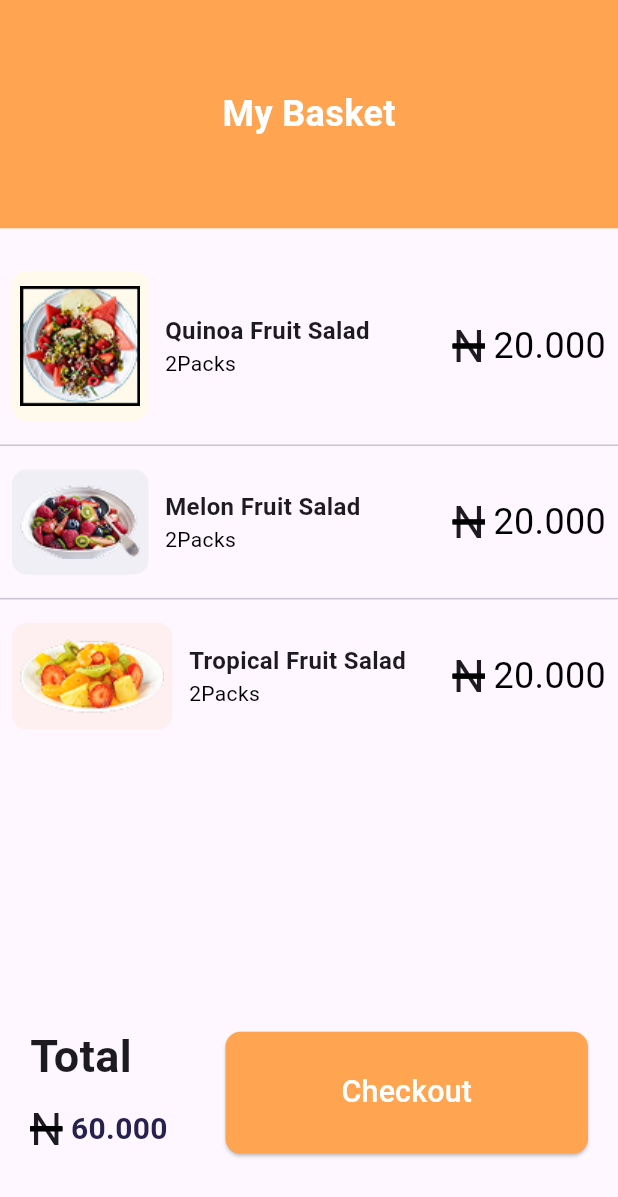
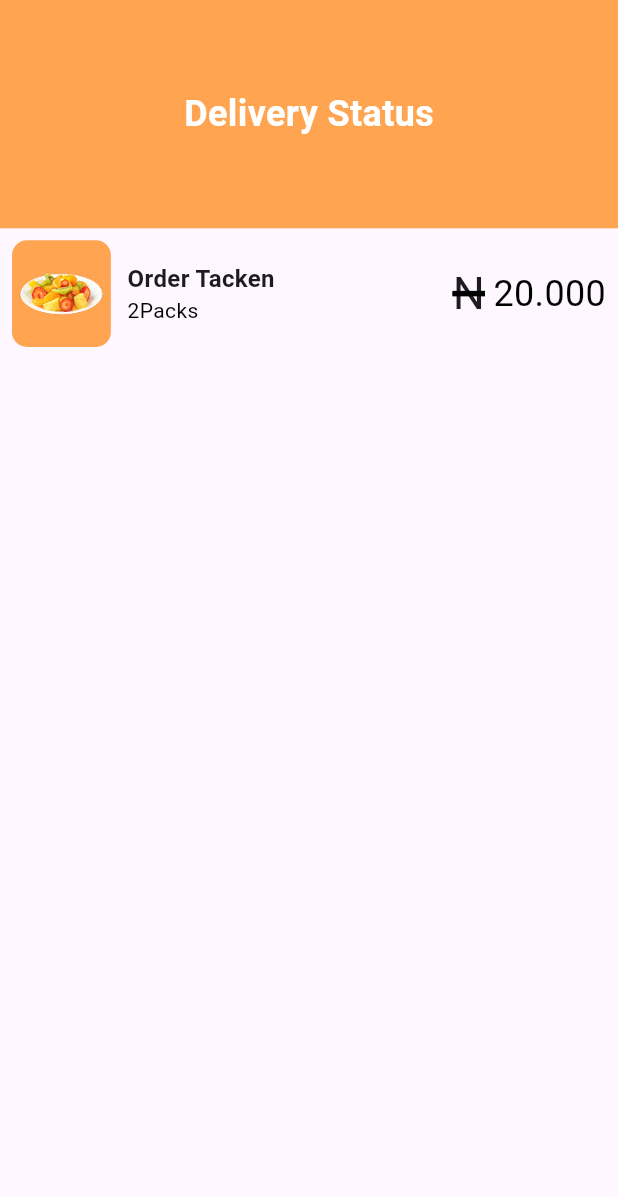
Before and after one commit to IsraaAliAbdelfattah/training-project, a Flutter app: the screen it shows after launch, on a phone screen of 412 x 824 dp. Shown: the top 1197 px of the screen. Run offline on Flutter 3.47's test engine with Material 3 defaults, Android fonts, the phone set to English and light mode, and no system bars; our stand-ins replace flutter_screenutil.

Commit message:
add_images

```diff
--- /dev/null
+++ b/lib/Features/track_order/presentation/views/track_order.dart
@@ -0,0 +1,36 @@
+import 'package:flutter/material.dart';
+import 'package:flutter_screenutil/flutter_screenutil.dart';
+import 'package:fruit_shop/Features/track_order/presentation/widgets/tracking_card.dart';
+
+class TrackOrder extends StatelessWidget {
+  const TrackOrder({super.key});
+
+  @override
+  Widget build(BuildContext context) {
+    return Scaffold(
+      body: Column(
+        children: [
+          Container(
+                height: 150.h,
+                color: Color(0xffFFA451),
+                child: Center(
+                  child: Text(
+                    'Delivery Status',
+                    style: TextStyle(
+                      fontSize: 24,
+                      fontWeight: FontWeight.bold,
+                      color: Colors.white,
+                    ),
+                  ),
+                ),
+              ),
+              TrackingCard(
+                imagePath: 'assets/images/image_3.png',
+                title: 'Order Tacken',
+                backgroundColor: Color(0xffFFA451),
+              ),
+        ],
+      ),
+    );
+  }
+}
--- /dev/null
+++ b/lib/Features/track_order/presentation/widgets/tracking_card.dart
@@ -0,0 +1,57 @@
+import 'package:flutter/material.dart';
+import 'package:flutter_screenutil/flutter_screenutil.dart';
+import 'package:fruit_shop/Features/basket/presentation/widgets/n_letter.dart';
+
+class TrackingCard extends StatelessWidget {
+  const TrackingCard({super.key,required this.imagePath, required this.title,required this.backgroundColor});
+final String imagePath ;
+final String title;
+final Color backgroundColor ;
+  @override
+  Widget build(BuildContext context) {
+    return
+          Padding(
+            padding: const EdgeInsets.all(8.0),
+            child: Row(
+              children: [
+                Container(
+                  padding: EdgeInsets.symmetric(horizontal: 5.w, vertical: 10.h),
+                  decoration: BoxDecoration(
+                    borderRadius: BorderRadius.circular(10),
+                    color: backgroundColor,
+                  ),
+                  child: Image.asset(
+                    imagePath,
+                    width: 50.w,
+                    height: 50.h,
+                  ),
+                ),
+                SizedBox(width: 10.w),
+                Column(
+                  crossAxisAlignment: CrossAxisAlignment.start,
+                  children: [
+                    Text(
+                      title,
+                      style: TextStyle(
+                        fontSize: 16,
+                        fontWeight: FontWeight.bold,
+                      ),
+                    ),
+                    Text(
+                      '2Packs',
+                      style: TextStyle(fontSize: 14, color: Colors.black),
+                    ),
+                  ],
+                ),
+                Spacer(),
+                NLetter(),
+                SizedBox(width: 5.w),
+                Text(
+                  '20.000',
+                  style: TextStyle(fontSize: 24, color: Colors.black),
+                ),
+              ],
+            ),
+          );
+  }
+}
--- a/lib/main.dart
+++ b/lib/main.dart
@@ -1,6 +1,7 @@
 import 'package:flutter/material.dart';
 import 'package:flutter_screenutil/flutter_screenutil.dart';
 import 'package:fruit_shop/Features/basket/presentation/views/basket_view.dart';
+import 'package:fruit_shop/Features/track_order/presentation/views/track_order.dart';
 
 void main() {
   runApp(const FruitShop());
@@ -15,7 +16,8 @@ class FruitShop extends StatelessWidget {
       splitScreenMode: true,
       minTextAdapt: true,
       designSize: const Size(375, 812),
-      child: MaterialApp(home: BasketView(),
+      child: MaterialApp(
+        home: TrackOrder(),
       ),
     );
   }
```
Also changed, not shown: assets/images/image_5.png (added), assets/images/image_6.png (added), assets/images/order_tacken.png (added).
